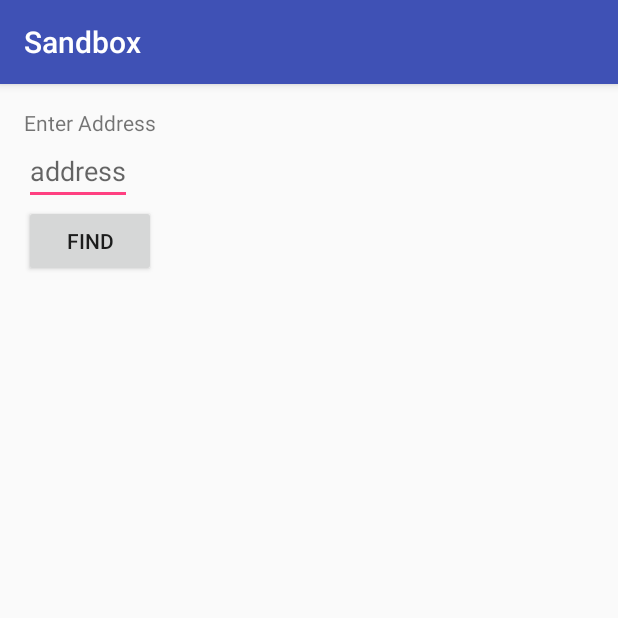
After one commit to daohui/android, an Android app: the AddressLocatorActivity screen opened directly, with no data from a screen before it, on a phone screen of 412 x 824 dp, the top half of it. The commit adds this screen. Run offline under Robolectric (Android 15) with nearby library versions, the phone set to English and light mode, and no system bars.

Commit message:
Add AddressLocation
Core-Id: CDL01C

```diff
--- a/Sandbox/app/src/main/AndroidManifest.xml
+++ b/Sandbox/app/src/main/AndroidManifest.xml
@@ -17,6 +17,7 @@
         </activity>
         <activity android:name=".HelloActivity" />
         <activity android:name=".DrawActivity" />
+        <activity android:name=".AddressLocatorActivity"></activity>
     </application>
 
 </manifest>
--- /dev/null
+++ b/Sandbox/app/src/main/java/com/vitech/sandbox/AddressLocatorActivity.java
@@ -0,0 +1,39 @@
+package com.vitech.sandbox;
+
+import android.content.Intent;
+import android.content.pm.PackageManager;
+import android.net.Uri;
+import android.support.v7.app.AppCompatActivity;
+import android.os.Bundle;
+import android.util.Log;
+import android.view.View;
+import android.widget.Button;
+import android.widget.EditText;
+
+import java.util.List;
+
+public class AddressLocatorActivity extends AppCompatActivity {
+
+    @Override
+    protected void onCreate(Bundle savedInstanceState) {
+        super.onCreate(savedInstanceState);
+        setContentView(R.layout.activity_address_locator);
+
+        final EditText et = (EditText) findViewById(R.id.ad__editText);
+        Button button = ((Button) findViewById(R.id.ad__findLocation));
+
+        button.setOnClickListener(new View.OnClickListener() {
+            @Override
+            public void onClick(View v) {
+                String input = et.getText().toString();
+                String uri_string = "geo:0.0?q=" + input;
+                Intent intent = new Intent(Intent.ACTION_VIEW, Uri.parse(uri_string));
+                PackageManager pm = getPackageManager();
+                List activities = pm.queryIntentActivities(intent, 0);
+                if (activities != null && activities.size() > 0) {
+                    startActivity(intent);
+                }
+            }
+        });
+    }
+}
--- a/Sandbox/app/src/main/java/com/vitech/sandbox/MainActivity.java
+++ b/Sandbox/app/src/main/java/com/vitech/sandbox/MainActivity.java
@@ -20,6 +20,7 @@ public class MainActivity extends AppCompatActivity {
 
         demos = new Demo[]{
                 new Demo("Hello Demo", HelloActivity.class),
+                new Demo("Address Location (Demo to use available services", AddressLocatorActivity.class),
                 new Demo("Drawing Demo", DrawActivity.class)
         };
 
--- /dev/null
+++ b/Sandbox/app/src/main/res/layout/activity_address_locator.xml
@@ -0,0 +1,34 @@
+<?xml version="1.0" encoding="utf-8"?>
+<RelativeLayout xmlns:android="http://schemas.android.com/apk/res/android"
+    xmlns:tools="http://schemas.android.com/tools"
+    android:id="@+id/activity_address_locator"
+    android:layout_width="match_parent"
+    android:layout_height="match_parent"
+    android:paddingBottom="@dimen/activity_vertical_margin"
+    android:paddingLeft="@dimen/activity_horizontal_margin"
+    android:paddingRight="@dimen/activity_horizontal_margin"
+    android:paddingTop="@dimen/activity_vertical_margin"
+    tools:context="com.vitech.sandbox.AddressLocatorActivity">
+
+    <TextView android:text="Enter Address" android:layout_width="wrap_content"
+        android:layout_height="wrap_content"
+        android:id="@+id/ad__textView" />
+
+    <EditText
+        android:layout_width="wrap_content"
+        android:layout_height="wrap_content"
+        android:id="@+id/ad__editText"
+        android:enabled="true"
+        android:hint="address"
+        android:layout_below="@+id/ad__textView"
+        android:layout_alignParentStart="true" />
+
+    <Button
+        android:layout_width="wrap_content"
+        android:layout_height="wrap_content"
+        android:text="Find"
+        android:id="@+id/ad__findLocation"
+        android:layout_below="@+id/ad__editText"
+        android:layout_alignParentStart="true" />
+
+</RelativeLayout>
```
